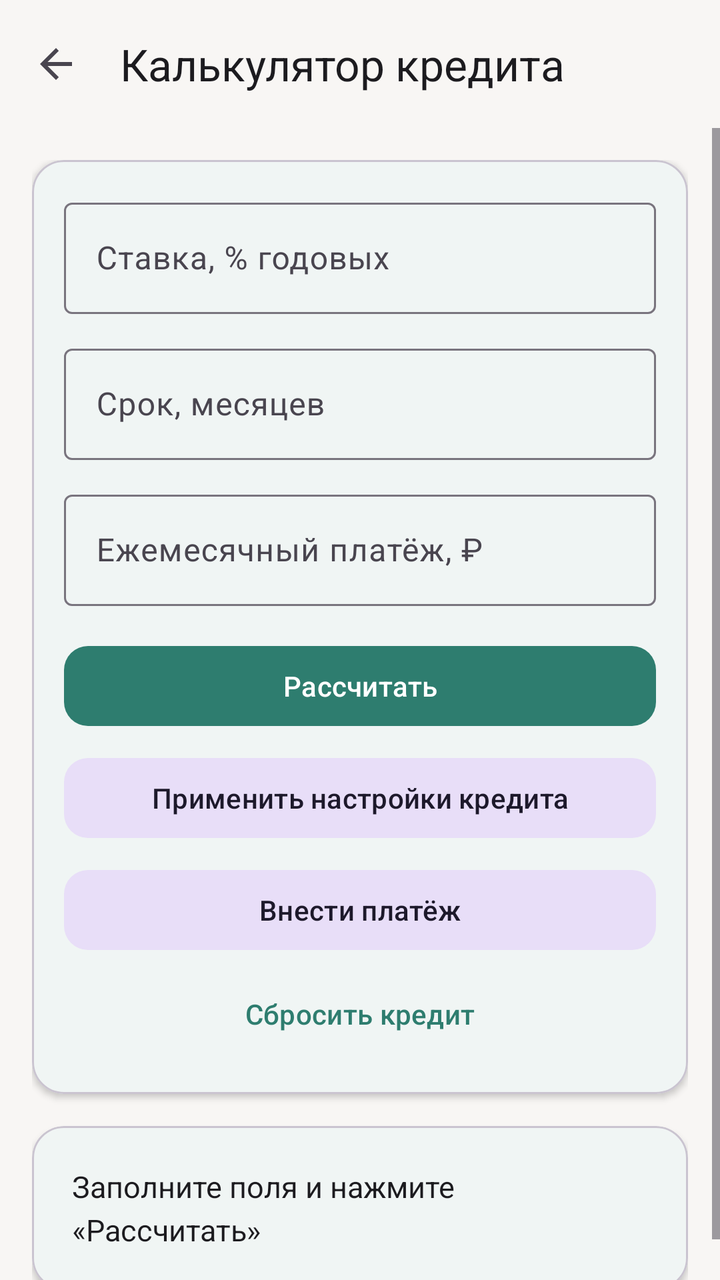
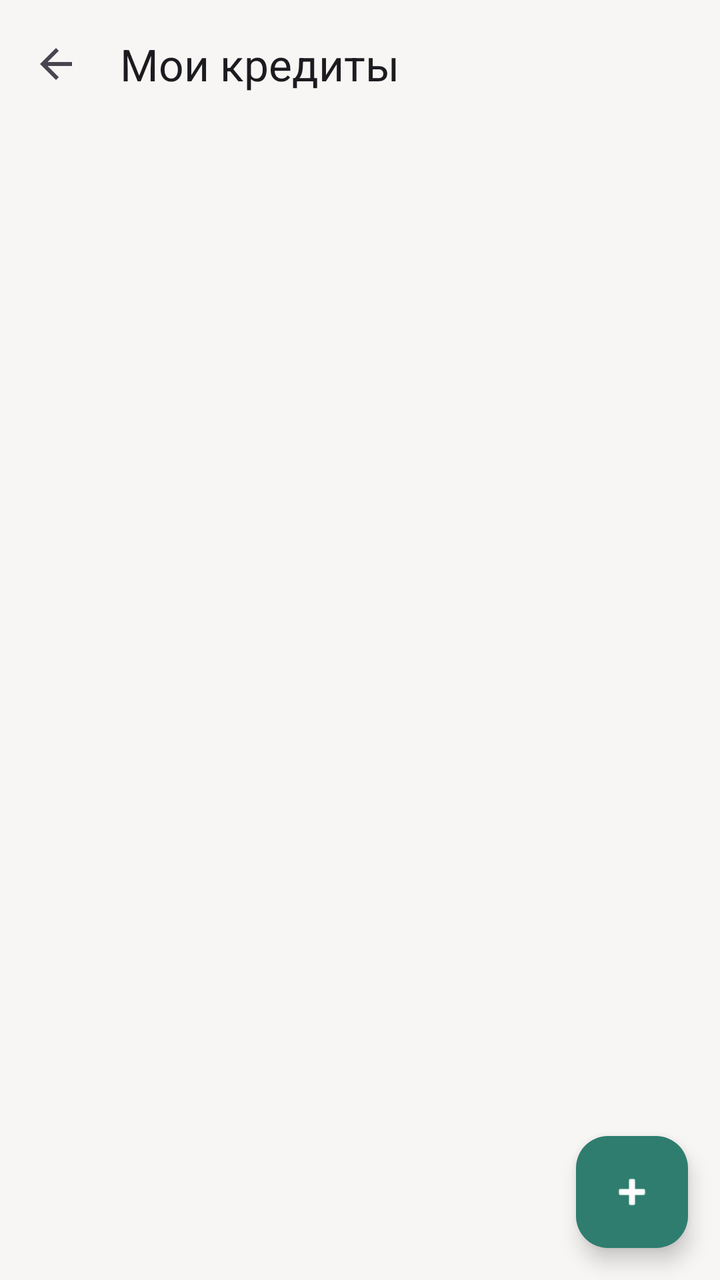

Before-and-after screenshots of an Android layout around one commit, followed by the original layout XML and the change that was made.
<!-- AndroidManifest.xml: application theme Theme.DebtSavings -->
<!-- res/layout/activity_credit.xml -->
<?xml version="1.0" encoding="utf-8"?>
<LinearLayout
    xmlns:android="http://schemas.android.com/apk/res/android"
    xmlns:app="http://schemas.android.com/apk/res-auto"
    android:layout_width="match_parent"
    android:layout_height="match_parent"
    android:orientation="vertical"
    android:background="@color/background">

    <com.google.android.material.appbar.AppBarLayout
        android:layout_width="match_parent"
        android:layout_height="wrap_content"
        android:background="@color/toolbar_background"
        app:elevation="0dp">

        <com.google.android.material.appbar.MaterialToolbar
            android:id="@+id/toolbar"
            android:layout_width="match_parent"
            android:layout_height="?attr/actionBarSize"
            android:background="@color/toolbar_background"
            app:title="Калькулятор кредита"
            app:titleTextColor="@color/text_primary"
            app:navigationIcon="?attr/homeAsUpIndicator" />

    </com.google.android.material.appbar.AppBarLayout>

    <ScrollView
        android:layout_width="match_parent"
        android:layout_height="match_parent">

        <LinearLayout
            android:layout_width="match_parent"
            android:layout_height="wrap_content"
            android:orientation="vertical"
            android:padding="16dp">

            <com.google.android.material.card.MaterialCardView
                android:layout_width="match_parent"
                android:layout_height="wrap_content"
                app:cardCornerRadius="16dp"
                app:cardElevation="2dp"
                app:cardBackgroundColor="@color/card_background">

                <LinearLayout
                    android:layout_width="match_parent"
                    android:layout_height="wrap_content"
                    android:orientation="vertical"
                    android:padding="16dp">

                    <com.google.android.material.textfield.TextInputLayout
                        android:layout_width="match_parent"
                        android:layout_height="wrap_content"
                        android:hint="@string/rate_hint"
                        style="@style/Widget.Material3.TextInputLayout.OutlinedBox">

                        <com.google.android.material.textfield.TextInputEditText
                            android:id="@+id/editRate"
                            android:layout_width="match_parent"
                            android:layout_height="wrap_content"
                            android:inputType="numberDecimal" />
                    </com.google.android.material.textfield.TextInputLayout>

                    <com.google.android.material.textfield.TextInputLayout
                        android:layout_width="match_parent"
                        android:layout_height="wrap_content"
                        android:layout_marginTop="12dp"
                        android:hint="@string/term_hint"
                        style="@style/Widget.Material3.TextInputLayout.OutlinedBox">

                        <com.google.android.material.textfield.TextInputEditText
                            android:id="@+id/editTerm"
                            android:layout_width="match_parent"
                            android:layout_height="wrap_content"
                            android:inputType="number" />
                    </com.google.android.material.textfield.TextInputLayout>

                    <com.google.android.material.textfield.TextInputLayout
                        android:layout_width="match_parent"
                        android:layout_height="wrap_content"
                        android:layout_marginTop="12dp"
                        android:hint="@string/payment_hint"
                        style="@style/Widget.Material3.TextInputLayout.OutlinedBox">

                        <com.google.android.material.textfield.TextInputEditText
                            android:id="@+id/editPayment"
                            android:layout_width="match_parent"
                            android:layout_height="wrap_content"
                            android:inputType="numberDecimal" />
                    </com.google.android.material.textfield.TextInputLayout>

                    <com.google.android.material.button.MaterialButton
                        android:id="@+id/btnCalculate"
                        android:layout_width="match_parent"
                        android:layout_height="wrap_content"
                        android:layout_marginTop="16dp"
                        android:text="Рассчитать"
                        app:cornerRadius="12dp"
                        app:backgroundTint="@color/accent" />

                    <com.google.android.material.button.MaterialButton
                        android:id="@+id/btnApply"
                        style="@style/Widget.Material3.Button.TonalButton"
                        android:layout_width="match_parent"
                        android:layout_height="wrap_content"
                        android:layout_marginTop="8dp"
                        android:text="@string/apply_credit"
                        app:cornerRadius="12dp" />

                    <com.google.android.material.button.MaterialButton
                        android:id="@+id/btnMakePayment"
                        style="@style/Widget.Material3.Button.TonalButton"
                        android:layout_width="match_parent"
                        android:layout_height="wrap_content"
                        android:layout_marginTop="8dp"
                        android:text="@string/make_payment"
                        app:cornerRadius="12dp" />

                    <com.google.android.material.button.MaterialButton
                        android:id="@+id/btnClear"
                        style="@style/Widget.Material3.Button.TextButton"
                        android:layout_width="match_parent"
                        android:layout_height="wrap_content"
                        android:layout_marginTop="4dp"
                        android:text="@string/clear_credit" />

                </LinearLayout>

            </com.google.android.material.card.MaterialCardView>

            <com.google.android.material.card.MaterialCardView
                android:layout_width="match_parent"
                android:layout_height="wrap_content"
                android:layout_marginTop="16dp"
                app:cardCornerRadius="16dp"
                app:cardElevation="2dp"
                app:cardBackgroundColor="@color/card_background">

                <TextView
                    android:id="@+id/textResult"
                    android:layout_width="match_parent"
                    android:layout_height="wrap_content"
                    android:padding="20dp"
                    android:textSize="15sp"
                    android:textColor="@color/text_primary"
                    android:lineSpacingExtra="4dp"
                    android:text="Заполните поля и нажмите «Рассчитать»" />

            </com.google.android.material.card.MaterialCardView>

        </LinearLayout>

    </ScrollView>

</LinearLayout>
<!-- resources referenced by this layout -->
<resources>
  <color name="accent">#FF2E7D6F</color>
  <color name="background">#FFF8F6F4</color>
  <color name="card_background">#FFFFFFFF</color>
  <color name="text_primary">#FF1C1B1F</color>
  <color name="toolbar_background">#FFF8F6F4</color>
  <string name="apply_credit">Применить настройки кредита</string>
  <string name="clear_credit">Сбросить кредит</string>
  <string name="make_payment">Внести платёж</string>
  <string name="payment_hint">Ежемесячный платёж, ₽</string>
  <string name="rate_hint">Ставка, % годовых</string>
  <string name="term_hint">Срок, месяцев</string>
  <style name="Theme.DebtSavings" parent="Theme.Material3.DayNight.NoActionBar">
          <item name="colorPrimary">@color/accent</item>
          <item name="colorPrimaryVariant">@color/accent_dark</item>
          <item name="colorOnPrimary">@color/white</item>
          <item name="colorSecondary">@color/accent</item>
          <item name="colorOnSecondary">@color/white</item>
          <item name="android:statusBarColor">@color/toolbar_background</item>
          <item name="android:windowLightStatusBar">true</item>
          <item name="android:navigationBarColor">@color/background</item>
          <item name="colorSurface">@color/card_background</item>
          <item name="android:windowBackground">@color/background</item>
      </style>
  <color name="accent_dark">#FF1B5E54</color>
  <color name="white">#FFFFFFFF</color>
</resources>

<!-- the commit's change to res/layout/activity_credit.xml (unified diff, before → after) -->
@@ -1,10 +1,9 @@
 <?xml version="1.0" encoding="utf-8"?>
-<LinearLayout
+<androidx.coordinatorlayout.widget.CoordinatorLayout
     xmlns:android="http://schemas.android.com/apk/res/android"
     xmlns:app="http://schemas.android.com/apk/res-auto"
     android:layout_width="match_parent"
     android:layout_height="match_parent"
-    android:orientation="vertical"
     android:background="@color/background">
 
     <com.google.android.material.appbar.AppBarLayout
@@ -18,137 +17,45 @@
             android:layout_width="match_parent"
             android:layout_height="?attr/actionBarSize"
             android:background="@color/toolbar_background"
-            app:title="Калькулятор кредита"
+            app:title="Мои кредиты"
             app:titleTextColor="@color/text_primary"
             app:navigationIcon="?attr/homeAsUpIndicator" />
 
     </com.google.android.material.appbar.AppBarLayout>
 
-    <ScrollView
+    <FrameLayout
         android:layout_width="match_parent"
-        android:layout_height="match_parent">
+        android:layout_height="match_parent"
+        app:layout_behavior="@string/appbar_scrolling_view_behavior">
 
-        <LinearLayout
+        <androidx.recyclerview.widget.RecyclerView
+            android:id="@+id/recyclerCredits"
             android:layout_width="match_parent"
+            android:layout_height="match_parent"
+            android:padding="8dp"
+            android:clipToPadding="false" />
+
+        <TextView
+            android:id="@+id/emptyCredits"
+            android:layout_width="wrap_content"
             android:layout_height="wrap_content"
-            android:orientation="vertical"
-            android:padding="16dp">
+            android:layout_gravity="center"
+            android:text="Нет кредитов.\nНажмите + чтобы добавить"
+            android:textSize="16sp"
+            android:textColor="@color/text_tertiary"
+            android:gravity="center"
+            android:visibility="gone" />
 
-            <com.google.android.material.card.MaterialCardView
-                android:layout_width="match_parent"
-                android:layout_height="wrap_content"
-                app:cardCornerRadius="16dp"
-                app:cardElevation="2dp"
-                app:cardBackgroundColor="@color/card_background">
+    </FrameLayout>
 
-                <LinearLayout
-                    android:layout_width="match_parent"
-                    android:layout_height="wrap_content"
-                    android:orientation="vertical"
-                    android:padding="16dp">
+    <com.google.android.material.floatingactionbutton.FloatingActionButton
+        android:id="@+id/fabAddCredit"
+        android:layout_width="wrap_content"
+        android:layout_height="wrap_content"
+        android:layout_gravity="bottom|end"
+        android:layout_margin="16dp"
+        app:backgroundTint="@color/accent"
+        app:tint="@android:color/white"
+        app:srcCompat="@android:drawable/ic_input_add" />
 
-                    <com.google.android.material.textfield.TextInputLayout
-                        android:layout_width="match_parent"
-                        android:layout_height="wrap_content"
-                        android:hint="@string/rate_hint"
-                        style="@style/Widget.Material3.TextInputLayout.OutlinedBox">
-
-                        <com.google.android.material.textfield.TextInputEditText
-                            android:id="@+id/editRate"
-                            android:layout_width="match_parent"
-                            android:layout_height="wrap_content"
-                            android:inputType="numberDecimal" />
-                    </com.google.android.material.textfield.TextInputLayout>
-
-                    <com.google.android.material.textfield.TextInputLayout
-                        android:layout_width="match_parent"
-                        android:layout_height="wrap_content"
-                        android:layout_marginTop="12dp"
-                        android:hint="@string/term_hint"
-                        style="@style/Widget.Material3.TextInputLayout.OutlinedBox">
-
-                        <com.google.android.material.textfield.TextInputEditText
-                            android:id="@+id/editTerm"
-                            android:layout_width="match_parent"
-                            android:layout_height="wrap_content"
-                            android:inputType="number" />
-                    </com.google.android.material.textfield.TextInputLayout>
-
-                    <com.google.android.material.textfield.TextInputLayout
-                        android:layout_width="match_parent"
-                        android:layout_height="wrap_content"
-                        android:layout_marginTop="12dp"
-                        android:hint="@string/payment_hint"
-                        style="@style/Widget.Material3.TextInputLayout.OutlinedBox">
-
-                        <com.google.android.material.textfield.TextInputEditText
-                            android:id="@+id/editPayment"
-                            android:layout_width="match_parent"
-                            android:layout_height="wrap_content"
-                            android:inputType="numberDecimal" />
-                    </com.google.android.material.textfield.TextInputLayout>
-
-                    <com.google.android.material.button.MaterialButton
-                        android:id="@+id/btnCalculate"
-                        android:layout_width="match_parent"
-                        android:layout_height="wrap_content"
-                        android:layout_marginTop="16dp"
-                        android:text="Рассчитать"
-                        app:cornerRadius="12dp"
-                        app:backgroundTint="@color/accent" />
-
-                    <com.google.android.material.button.MaterialButton
-                        android:id="@+id/btnApply"
-                        style="@style/Widget.Material3.Button.TonalButton"
-                        android:layout_width="match_parent"
-                        android:layout_height="wrap_content"
-                        android:layout_marginTop="8dp"
-                        android:text="@string/apply_credit"
-                        app:cornerRadius="12dp" />
-
-                    <com.google.android.material.button.MaterialButton
-                        android:id="@+id/btnMakePayment"
-                        style="@style/Widget.Material3.Button.TonalButton"
-                        android:layout_width="match_parent"
-                        android:layout_height="wrap_content"
-                        android:layout_marginTop="8dp"
-                        android:text="@string/make_payment"
-                        app:cornerRadius="12dp" />
-
-                    <com.google.android.material.button.MaterialButton
-                        android:id="@+id/btnClear"
-                        style="@style/Widget.Material3.Button.TextButton"
-                        android:layout_width="match_parent"
-                        android:layout_height="wrap_content"
-                        android:layout_marginTop="4dp"
-                        android:text="@string/clear_credit" />
-
-                </LinearLayout>
-
-            </com.google.android.material.card.MaterialCardView>
-
-            <com.google.android.material.card.MaterialCardView
-                android:layout_width="match_parent"
-                android:layout_height="wrap_content"
-                android:layout_marginTop="16dp"
-                app:cardCornerRadius="16dp"
-                app:cardElevation="2dp"
-                app:cardBackgroundColor="@color/card_background">
-
-                <TextView
-                    android:id="@+id/textResult"
-                    android:layout_width="match_parent"
-                    android:layout_height="wrap_content"
-                    android:padding="20dp"
-                    android:textSize="15sp"
-                    android:textColor="@color/text_primary"
-                    android:lineSpacingExtra="4dp"
-                    android:text="Заполните поля и нажмите «Рассчитать»" />
-
-            </com.google.android.material.card.MaterialCardView>
-
-        </LinearLayout>
-
-    </ScrollView>
-
-</LinearLayout>
+</androidx.coordinatorlayout.widget.CoordinatorLayout>
<!-- resource entries referenced after the edit -->
@@ -2,15 +2,9 @@
 <resources>
   <color name="accent">#FF2E7D6F</color>
   <color name="background">#FFF8F6F4</color>
-  <color name="card_background">#FFFFFFFF</color>
   <color name="text_primary">#FF1C1B1F</color>
+  <color name="text_tertiary">#FF79747E</color>
   <color name="toolbar_background">#FFF8F6F4</color>
-  <string name="apply_credit">Применить настройки кредита</string>
-  <string name="clear_credit">Сбросить кредит</string>
-  <string name="make_payment">Внести платёж</string>
-  <string name="payment_hint">Ежемесячный платёж, ₽</string>
-  <string name="rate_hint">Ставка, % годовых</string>
-  <string name="term_hint">Срок, месяцев</string>
   <style name="Theme.DebtSavings" parent="Theme.Material3.DayNight.NoActionBar">
           <item name="colorPrimary">@color/accent</item>
           <item name="colorPrimaryVariant">@color/accent_dark</item>
@@ -25,5 +19,6 @@
       </style>
   <color name="accent_dark">#FF1B5E54</color>
   <color name="white">#FFFFFFFF</color>
+  <color name="card_background">#FFFFFFFF</color>
 </resources>
 
